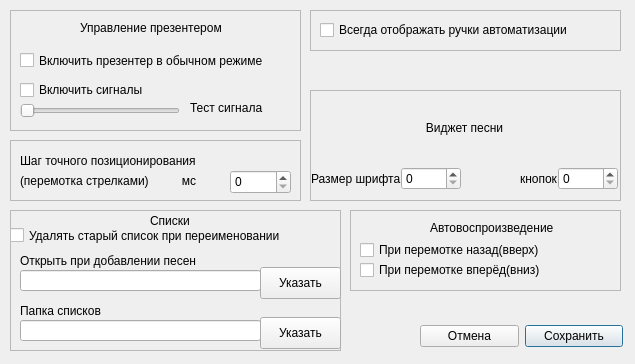
Qt form GUI/options.ui (Eugene-q/PresenterPlayer) before a commit.
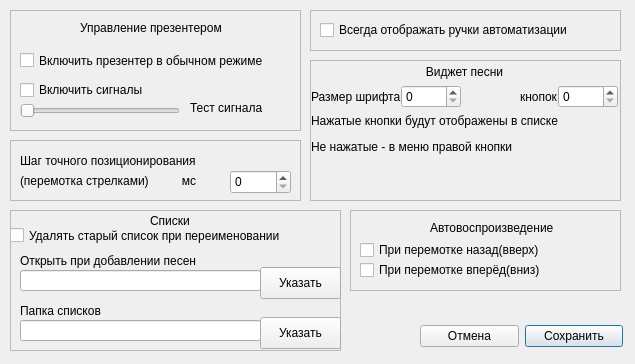
The same form after that commit.

```diff
--- a/GUI/options.ui
+++ b/GUI/options.ui
@@ -407,9 +407,9 @@
    <property name="geometry">
     <rect>
      <x>310</x>
-     <y>90</y>
+     <y>60</y>
      <width>311</width>
-     <height>111</height>
+     <height>141</height>
     </rect>
    </property>
    <property name="frameShape">
@@ -537,6 +537,26 @@
        </item>
       </layout>
      </item>
+     <item>
+      <widget class="QLabel" name="label_12">
+       <property name="text">
+        <string>Нажатые кнопки будут отображены в списке</string>
+       </property>
+       <property name="margin">
+        <number>2</number>
+       </property>
+      </widget>
+     </item>
+     <item>
+      <widget class="QLabel" name="label_13">
+       <property name="text">
+        <string>Не нажатые - в меню правой кнопки</string>
+       </property>
+       <property name="margin">
+        <number>2</number>
+       </property>
+      </widget>
+     </item>
     </layout>
    </widget>
   </widget>
```
